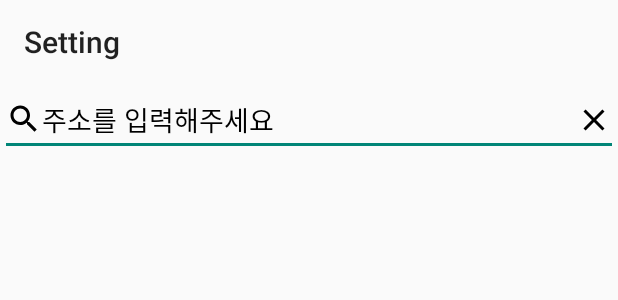
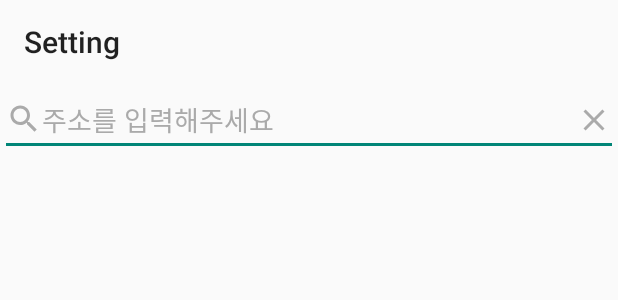
Before and after one commit to myeongjinkim/MyWeather, an Android app: the layout activity_setting.xml on its own in the app's theme, with its tools: preview values and no code run, on a phone screen of 412 x 824 dp. Shown: the top 300 px of the screen. Run offline under Robolectric (Android 15) with nearby library versions, the phone set to English and light mode, and no system bars.

Commit message:
Fixed a bug where the button didn't work

```diff
--- a/app/src/main/java/com/example/myweather/presentation/setting/SettingViewModel.kt
+++ b/app/src/main/java/com/example/myweather/presentation/setting/SettingViewModel.kt
@@ -67,14 +67,13 @@ class SettingViewModel @Inject constructor(
         inputMethodManager.hideSoftInputFromWindow(view.windowToken, 0)
     }
 
-    fun textClear() {
+    fun textClear(view: View) {
         editCityAddress.set("")
     }
 
-    fun setCity() {
+    fun setCity(view: View) {
         requestSettingRepository()
         _BackPressed.postValue(true)
     }
 
-
 }
--- a/app/src/main/java/com/example/myweather/presentation/weather/MainActivity.kt
+++ b/app/src/main/java/com/example/myweather/presentation/weather/MainActivity.kt
@@ -28,7 +28,6 @@ class MainActivity : AppCompatActivity() {
         setSupportActionBar(binding.toolbar);
 
         initWeatherViewModel()
-
 
     }
 
--- a/app/src/main/res/drawable/ic_baseline_clear_24.xml
+++ b/app/src/main/res/drawable/ic_baseline_clear_24.xml
@@ -1,4 +1,4 @@
-<vector android:height="24dp" android:tint="@color/black"
+<vector android:height="24dp" android:tint="@color/gray"
     android:viewportHeight="24" android:viewportWidth="24"
     android:width="24dp" xmlns:android="http://schemas.android.com/apk/res/android">
     <path android:fillColor="@android:color/white" android:pathData="M19,6.41L17.59,5 12,10.59 6.41,5 5,6.41 10.59,12 5,17.59 6.41,19 12,13.41 17.59,19 19,17.59 13.41,12z"/>
--- a/app/src/main/res/drawable/ic_baseline_search_24.xml
+++ b/app/src/main/res/drawable/ic_baseline_search_24.xml
@@ -1,4 +1,4 @@
-<vector android:height="24dp" android:tint="@color/black"
+<vector android:height="24dp" android:tint="@color/gray"
     android:viewportHeight="24" android:viewportWidth="24"
     android:width="24dp" xmlns:android="http://schemas.android.com/apk/res/android">
     <path android:fillColor="@android:color/white" android:pathData="M15.5,14h-0.79l-0.28,-0.27C15.41,12.59 16,11.11 16,9.5 16,5.91 13.09,3 9.5,3S3,5.91 3,9.5 5.91,16 9.5,16c1.61,0 3.09,-0.59 4.23,-1.57l0.27,0.28v0.79l5,4.99L20.49,19l-4.99,-5zM9.5,14C7.01,14 5,11.99 5,9.5S7.01,5 9.5,5 14,7.01 14,9.5 11.99,14 9.5,14z"/>
--- a/app/src/main/res/drawable/ic_settings_white.xml
+++ b/app/src/main/res/drawable/ic_settings_white.xml
@@ -1,4 +1,4 @@
-<vector android:height="24dp" android:tint="#FFFFFF"
+<vector android:height="24dp" android:tint="@color/white"
     android:viewportHeight="24" android:viewportWidth="24"
     android:width="24dp" xmlns:android="http://schemas.android.com/apk/res/android">
     <path android:fillColor="@android:color/white" android:pathData="M19.14,12.94c0.04,-0.3 0.06,-0.61 0.06,-0.94c0,-0.32 -0.02,-0.64 -0.07,-0.94l2.03,-1.58c0.18,-0.14 0.23,-0.41 0.12,-0.61l-1.92,-3.32c-0.12,-0.22 -0.37,-0.29 -0.59,-0.22l-2.39,0.96c-0.5,-0.38 -1.03,-0.7 -1.62,-0.94L14.4,2.81c-0.04,-0.24 -0.24,-0.41 -0.48,-0.41h-3.84c-0.24,0 -0.43,0.17 -0.47,0.41L9.25,5.35C8.66,5.59 8.12,5.92 7.63,6.29L5.24,5.33c-0.22,-0.08 -0.47,0 -0.59,0.22L2.74,8.87C2.62,9.08 2.66,9.34 2.86,9.48l2.03,1.58C4.84,11.36 4.8,11.69 4.8,12s0.02,0.64 0.07,0.94l-2.03,1.58c-0.18,0.14 -0.23,0.41 -0.12,0.61l1.92,3.32c0.12,0.22 0.37,0.29 0.59,0.22l2.39,-0.96c0.5,0.38 1.03,0.7 1.62,0.94l0.36,2.54c0.05,0.24 0.24,0.41 0.48,0.41h3.84c0.24,0 0.44,-0.17 0.47,-0.41l0.36,-2.54c0.59,-0.24 1.13,-0.56 1.62,-0.94l2.39,0.96c0.22,0.08 0.47,0 0.59,-0.22l1.92,-3.32c0.12,-0.22 0.07,-0.47 -0.12,-0.61L19.14,12.94zM12,15.6c-1.98,0 -3.6,-1.62 -3.6,-3.6s1.62,-3.6 3.6,-3.6s3.6,1.62 3.6,3.6S13.98,15.6 12,15.6z"/>
--- a/app/src/main/res/layout/activity_setting.xml
+++ b/app/src/main/res/layout/activity_setting.xml
@@ -28,7 +28,7 @@
             android:layout_height="wrap_content"
             android:drawableLeft="@drawable/ic_baseline_search_24"
             android:hint="주소를 입력해주세요"
-            android:textColorHint="@color/black"
+            android:textColorHint="@color/gray"
             android:text="@{viewModel.editCityAddress}"
             android:imeOptions="actionSearch"
             android:inputType="text"
@@ -44,7 +44,7 @@
             android:layout_height="wrap_content"
             android:layout_marginRight="4dp"
             android:background="@android:color/transparent"
-            android:onClick="@{(view) -> viewModel.textClear()}"
+            android:onClick="@{viewModel.textClear}"
             android:src="@drawable/ic_baseline_clear_24"
             app:layout_constraintTop_toTopOf="@+id/editText"
             app:layout_constraintEnd_toEndOf="parent"
@@ -55,7 +55,7 @@
             android:layout_width="wrap_content"
             android:layout_height="wrap_content"
             android:text="@{viewModel.cityAddress}"
-            android:onClick="@{(view) -> viewModel.setCity()}"
+            android:onClick="@{viewModel.setCity}"
             android:layout_marginTop="10dp"
             android:background="@android:color/transparent"
             app:layout_constraintEnd_toEndOf="parent"
```
